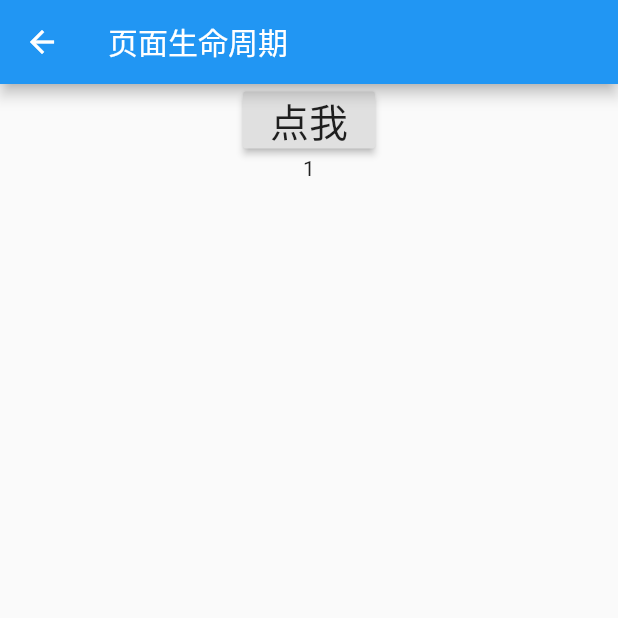
After one commit to helloming86/flutter_demo, a Flutter app: the LifeCirclePage screen opened by its route, after a tap on "点我", on a phone screen of 412 x 824 dp, the top half of it. The commit adds this screen. Run offline on Flutter 3.47's test engine with Material 2 defaults, Android fonts, the phone set to English and light mode, and no system bars; missing offline and left inert: flutter_color_plugin.

Commit message:
[feat]Flutter页面生命周期

```diff
--- /dev/null
+++ b/lib/demo/life_circle_page.dart
@@ -0,0 +1,71 @@
+import 'package:flutter/cupertino.dart';
+import 'package:flutter/material.dart';
+
+class LifeCirclePage extends StatefulWidget {
+  @override
+  _LifeCircleState createState() => _LifeCircleState();
+}
+
+class _LifeCircleState extends State<LifeCirclePage> {
+  int _count = 0;
+  @override
+  void initState() {
+    print("----initState----");
+    super.initState();
+  }
+
+  @override
+  void didChangeDependencies() {
+    print("----didChangeDependencies----");
+    super.didChangeDependencies();
+  }
+
+  @override
+  Widget build(BuildContext context) {
+    print("----build----");
+    return Scaffold(
+      appBar: AppBar(
+        title: Text("页面生命周期"),
+        leading: BackButton(),
+      ),
+      body: Center(
+        child: Column(
+          children: <Widget>[
+            RaisedButton(
+              onPressed: () {
+                setState(() {
+                  _count += 1;
+                });
+              },
+              child: Text(
+                "点我",
+                style: TextStyle(fontSize: 26),
+              ),
+            ),
+            Text(
+              _count.toString(),
+            )
+          ],
+        ),
+      ),
+    );
+  }
+
+  @override
+  void didUpdateWidget(LifeCirclePage oldWidget) {
+    print("----didUpdateWidget----");
+    super.didUpdateWidget(oldWidget);
+  }
+
+  @override
+  void deactivate() {
+    print("----deactivate----");
+    super.deactivate();
+  }
+
+  @override
+  void dispose() {
+    print("----dispose----");
+    super.dispose();
+  }
+}
--- a/lib/main.dart
+++ b/lib/main.dart
@@ -3,6 +3,7 @@ import 'package:flutter_demo/demo/flutter_layout_page.dart';
 import 'package:flutter_demo/demo/gesture_page.dart';
 import 'package:flutter_demo/demo/launch_page.dart';
 import 'package:flutter_demo/demo/less_group_page.dart';
+import 'package:flutter_demo/demo/life_circle_page.dart';
 import 'package:flutter_demo/demo/plugin_use.dart';
 import 'package:flutter_demo/demo/res_page.dart';
 import 'package:flutter_demo/demo/stateful_group_page.dart';
@@ -32,6 +33,7 @@ class MyApp extends StatelessWidget {
         "gesture": (BuildContext context) => GesturePage(),
         "res": (BuildContext context) => ResPage(),
         "launch": (BuildContext context) => LaunchPage(),
+        "circle": (BuildContext context) => LifeCirclePage(),
       },
     );
   }
@@ -64,6 +66,7 @@ class _RouteNavigatorState extends State<RouteNavigator> {
           _item("检测手势及点击处理", GesturePage(), "gesture"),
           _item("Flutter导入使用资源文件", ResPage(), "res"),
           _item("打开第三方应用", LaunchPage(), "launch"),
+          _item("页面声明周期", LifeCirclePage(), "circle"),
         ],
       ),
     );
```
